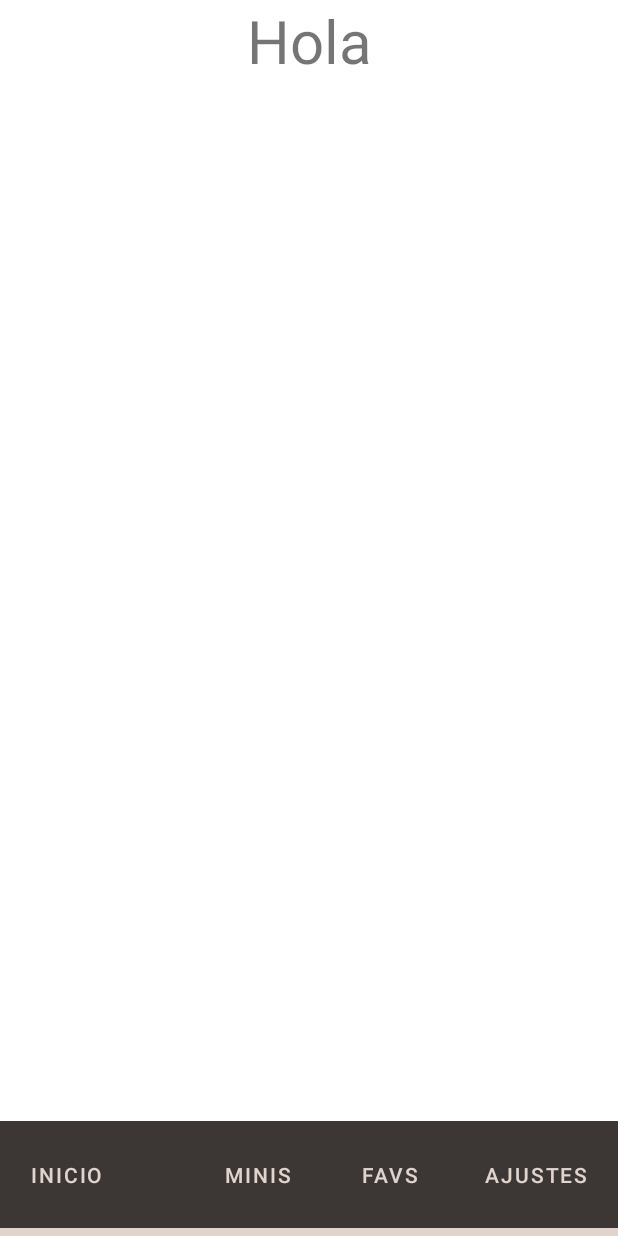
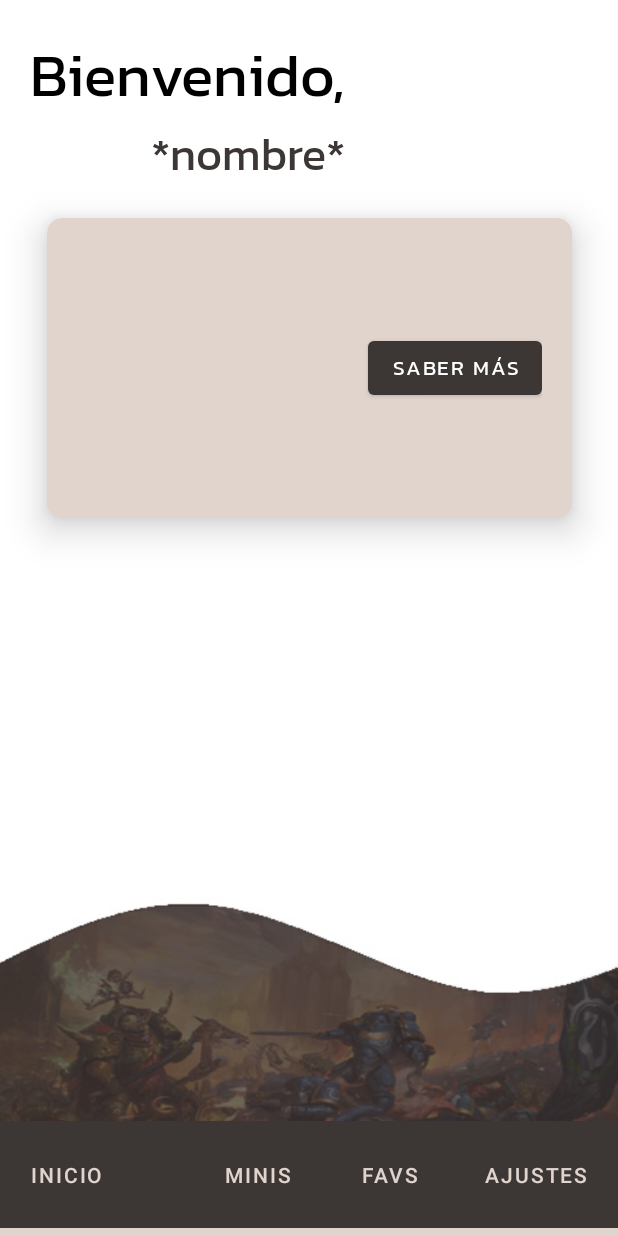
Before and after one commit to koihache/warscroll-project, an Android app: the InicioFragment screen opened directly, with no data from a screen before it, on a phone screen of 412 x 824 dp. Run offline under Robolectric (Android 15) with nearby library versions, the light colour scheme and no system bars.

Commit message:
Avances iniicio, y modificaciones varias

```diff
--- a/PruebasProyecto/app/src/main/java/com/example/pruebasproyecto/RegisterFragment.kt
+++ b/PruebasProyecto/app/src/main/java/com/example/pruebasproyecto/RegisterFragment.kt
@@ -60,7 +60,6 @@ class RegisterFragment : Fragment() {
                         if (auth.createUserWithEmailAndPassword(binding.editRegisterCorreo.text.toString(), binding.editRegisterPassword.text.toString())
                                 .isSuccessful) {
 
-                            //TODO Revisar si funciona en portatil (con la sentencia del if vale o no)
                             /*auth.createUserWithEmailAndPassword(
                                 binding.editRegisterCorreo.text.toString(),
                                 binding.editRegisterPassword.text.toString()
--- a/PruebasProyecto/app/src/main/res/layout/fragment_ajustes.xml
+++ b/PruebasProyecto/app/src/main/res/layout/fragment_ajustes.xml
@@ -6,7 +6,7 @@
     android:layout_height="match_parent"
     android:orientation="vertical"
     tools:context=".AjustesFragment"
-    android:background="@drawable/fondoajustes">
+    android:background="@drawable/fondosecundario">
 
 
     <Button
--- a/PruebasProyecto/app/src/main/res/layout/fragment_inicio.xml
+++ b/PruebasProyecto/app/src/main/res/layout/fragment_inicio.xml
@@ -4,19 +4,65 @@
     xmlns:tools="http://schemas.android.com/tools"
     android:layout_width="match_parent"
     android:layout_height="match_parent"
-    tools:context=".InicioFragment">
+    tools:context=".InicioFragment"
+    android:background="@drawable/fondosecundario"
+    >
 
     <TextView
         android:id="@+id/text_inicio_bienvenida"
         android:layout_width="wrap_content"
         android:layout_height="wrap_content"
+        android:layout_marginStart="20dp"
+        android:layout_marginTop="20dp"
+        android:text="Bienvenido,"
+        android:fontFamily="@font/kanit_regular"
+        android:textColor="@color/black"
         android:textSize="40dp"
-        android:text="Hola"
-        app:layout_constraintEnd_toEndOf="parent"
         app:layout_constraintStart_toStartOf="parent"
         app:layout_constraintTop_toTopOf="parent" />
 
+    <TextView
+        android:id="@+id/text_inicio_nombre_usuario"
+        android:layout_width="wrap_content"
+        android:layout_height="wrap_content"
+        android:textColor="@color/color1"
+        android:fontFamily="@font/kanit_regular"
+        android:text="*nombre*"
+        android:textSize="30dp"
+        app:layout_constraintEnd_toEndOf="@+id/text_inicio_bienvenida"
+        app:layout_constraintTop_toBottomOf="@+id/text_inicio_bienvenida" />
 
+    <androidx.cardview.widget.CardView
+        android:id="@+id/cardView"
+        android:layout_width="350dp"
+        android:layout_height="200dp"
+        android:layout_marginTop="20dp"
+        app:cardBackgroundColor="@color/color5"
+        app:cardCornerRadius="10dp"
+        app:cardElevation="15dp"
+        app:layout_constraintEnd_toEndOf="parent"
+        app:layout_constraintStart_toStartOf="parent"
+        app:layout_constraintTop_toBottomOf="@+id/text_inicio_nombre_usuario">
 
+        <androidx.constraintlayout.widget.ConstraintLayout
+            android:layout_width="match_parent"
+            android:layout_height="match_parent"
+            android:padding="20dp">
+
+            <Button
+                android:id="@+id/boton_inicio_sabermas1"
+                android:layout_width="wrap_content"
+                android:layout_height="wrap_content"
+                android:fontFamily="@font/kanit_regular"
+                android:text="@string/inicio_boton_sabermas"
+                android:textColor="@color/white"
+
+                app:layout_constraintBottom_toBottomOf="parent"
+                app:layout_constraintEnd_toEndOf="parent"
+                app:layout_constraintTop_toTopOf="parent" />
+
+        </androidx.constraintlayout.widget.ConstraintLayout>
+
+    </androidx.cardview.widget.CardView>
 
 </androidx.constraintlayout.widget.ConstraintLayout>
--- a/PruebasProyecto/app/src/main/res/layout/fragment_login.xml
+++ b/PruebasProyecto/app/src/main/res/layout/fragment_login.xml
@@ -5,7 +5,7 @@
     android:layout_width="match_parent"
     android:layout_height="match_parent"
     tools:context=".LoginFragment"
-    android:background="@drawable/fondologin">
+    android:background="@drawable/fondoprincipal">
 
     <TextView
         android:id="@+id/label_login"
--- a/PruebasProyecto/app/src/main/res/layout/fragment_menu.xml
+++ b/PruebasProyecto/app/src/main/res/layout/fragment_menu.xml
@@ -34,7 +34,7 @@
 
         <View
             android:id="@+id/estado_boton_inicio"
-            tools:visibility="visible"
+            tools:visibility="invisible"
             android:layout_width="fill_parent"
             android:layout_height="5dp"
             android:background="@color/color5"/>
@@ -63,7 +63,7 @@
 
         <View
             android:id="@+id/estado_boton_minis"
-            tools:visibility="visible"
+            tools:visibility="invisible"
             android:layout_width="fill_parent"
             android:layout_height="5dp"
             android:background="@color/color5"/>
@@ -93,7 +93,7 @@
 
         <View
             android:id="@+id/estado_boton_favoritos"
-            tools:visibility="visible"
+            tools:visibility="invisible"
             android:layout_width="fill_parent"
             android:layout_height="5dp"
             android:background="@color/color5"/>
@@ -121,7 +121,7 @@
 
         <View
             android:id="@+id/estado_boton_ajustes"
-            tools:visibility="visible"
+            tools:visibility="invisible"
             android:layout_width="fill_parent"
             android:layout_height="5dp"
             android:background="@color/color5"/>
--- a/PruebasProyecto/app/src/main/res/layout/fragment_register.xml
+++ b/PruebasProyecto/app/src/main/res/layout/fragment_register.xml
@@ -5,7 +5,7 @@
     android:layout_width="match_parent"
     android:layout_height="match_parent"
     tools:context=".RegisterFragment"
-    android:background="@drawable/fondologin">
+    android:background="@drawable/fondoprincipal">
 
     <TextView
         android:id="@+id/label_register"
--- a/PruebasProyecto/app/src/main/res/values/strings.xml
+++ b/PruebasProyecto/app/src/main/res/values/strings.xml
@@ -53,9 +53,17 @@
     <string name="cerrarsesion_boton_label">Cerrar Sesión</string>
 
 
+    <!-- Strings para el fragment inicio -->
+    <string name="inicio_bienvenida_label">Bienvenido,</string>
+    <string name="inicio_boton_sabermas">Saber más</string>
+
+
+
     <!-- String para el copyrigth de la aplicación -->
 
     <string name="copyrigth">© 2023 WarScroll. Todos los derechos reservados. </string>
+
+
     <!-- TODO: Remove or change this placeholder text -->
     <string name="hello_blank_fragment">Hello blank fragment</string>
 
```
Also changed, not shown: PruebasProyecto/app/src/main/res/drawable/fondoprincipal.jpg (added), PruebasProyecto/app/src/main/res/drawable/fondosecundario.jpg (added).
